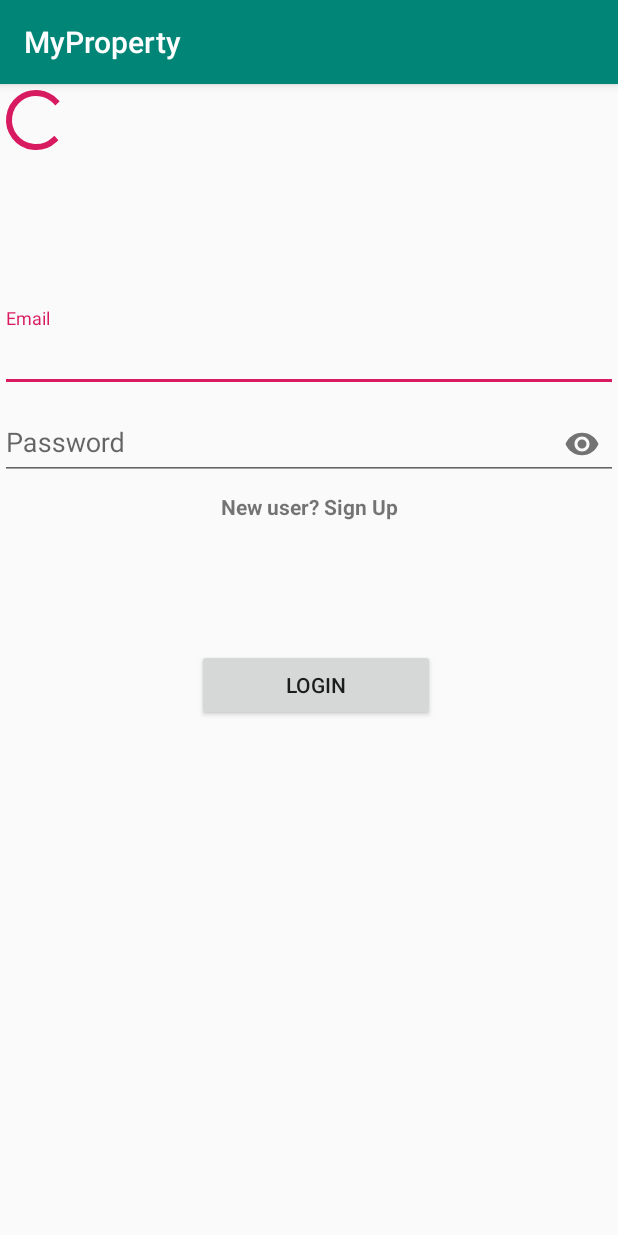
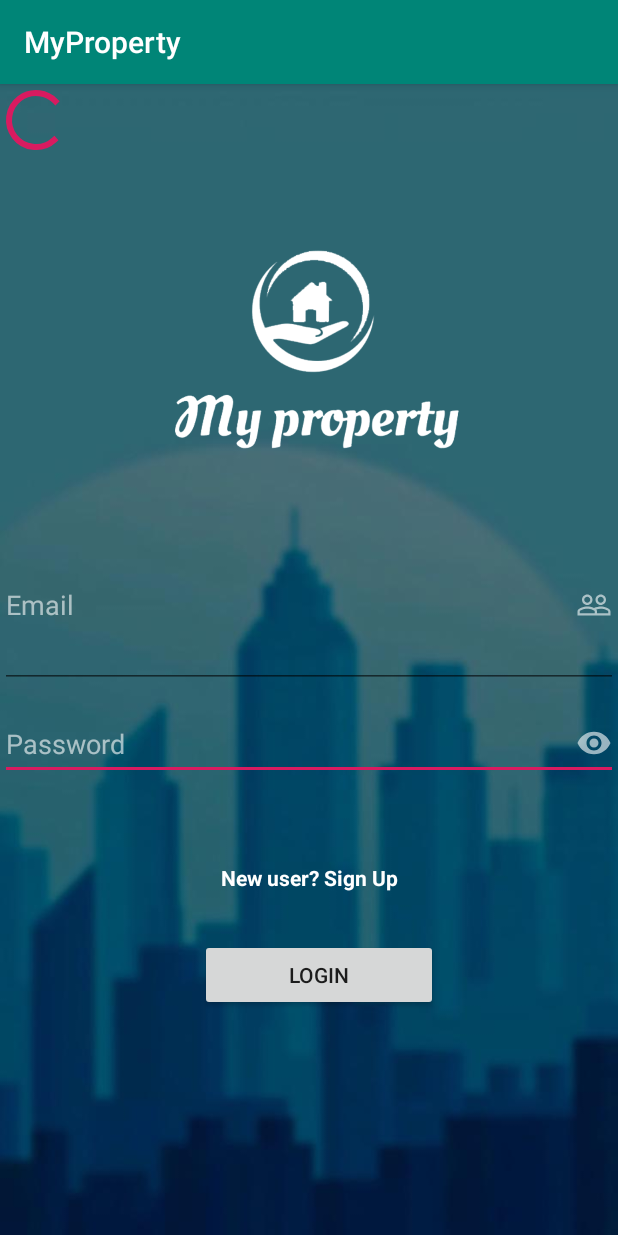
Before and after one commit to AndiniWu/tubesmobile, an Android app: the Login screen opened directly, with no data from a screen before it, on a phone screen of 412 x 824 dp. Run offline under Robolectric (Android 15) with nearby library versions, the phone set to English and light mode, and no system bars; our stand-ins replace Firebase (no records; nobody signed in at launch, a user with empty details on screens opened directly).

Commit message:
tampilan login (diperbaiki)
masi ada error, jadi gabisa di run huhuhu...  tolong fix kan error nya hehehe...  que ngantuks zzzz...

```diff
--- /dev/null
+++ b/app/src/main/res/drawable/ic_people_outline_black_24dp.xml
@@ -0,0 +1,5 @@
+<vector android:alpha="0.6" android:height="24dp" android:tint="#FFFFFF"
+    android:viewportHeight="24.0" android:viewportWidth="24.0"
+    android:width="24dp" xmlns:android="http://schemas.android.com/apk/res/android">
+    <path android:fillColor="#FF000000" android:pathData="M16.5,13c-1.2,0 -3.07,0.34 -4.5,1 -1.43,-0.67 -3.3,-1 -4.5,-1C5.33,13 1,14.08 1,16.25L1,19h22v-2.75c0,-2.17 -4.33,-3.25 -6.5,-3.25zM12.5,17.5h-10v-1.25c0,-0.54 2.56,-1.75 5,-1.75s5,1.21 5,1.75v1.25zM21.5,17.5L14,17.5v-1.25c0,-0.46 -0.2,-0.86 -0.52,-1.22 0.88,-0.3 1.96,-0.53 3.02,-0.53 2.44,0 5,1.21 5,1.75v1.25zM7.5,12c1.93,0 3.5,-1.57 3.5,-3.5S9.43,5 7.5,5 4,6.57 4,8.5 5.57,12 7.5,12zM7.5,6.5c1.1,0 2,0.9 2,2s-0.9,2 -2,2 -2,-0.9 -2,-2 0.9,-2 2,-2zM16.5,12c1.93,0 3.5,-1.57 3.5,-3.5S18.43,5 16.5,5 13,6.57 13,8.5s1.57,3.5 3.5,3.5zM16.5,6.5c1.1,0 2,0.9 2,2s-0.9,2 -2,2 -2,-0.9 -2,-2 0.9,-2 2,-2z"/>
+</vector>
--- /dev/null
+++ b/app/src/main/res/drawable/ic_remove_red_eye_black_24dp.xml
@@ -0,0 +1,5 @@
+<vector android:alpha="0.6" android:height="24dp" android:tint="#FFFFFF"
+    android:viewportHeight="24.0" android:viewportWidth="24.0"
+    android:width="24dp" xmlns:android="http://schemas.android.com/apk/res/android">
+    <path android:fillColor="#FF000000" android:pathData="M12,4.5C7,4.5 2.73,7.61 1,12c1.73,4.39 6,7.5 11,7.5s9.27,-3.11 11,-7.5c-1.73,-4.39 -6,-7.5 -11,-7.5zM12,17c-2.76,0 -5,-2.24 -5,-5s2.24,-5 5,-5 5,2.24 5,5 -2.24,5 -5,5zM12,9c-1.66,0 -3,1.34 -3,3s1.34,3 3,3 3,-1.34 3,-3 -1.34,-3 -3,-3z"/>
+</vector>
--- a/app/src/main/res/layout/activity_login.xml
+++ b/app/src/main/res/layout/activity_login.xml
@@ -4,68 +4,57 @@
     xmlns:tools="http://schemas.android.com/tools"
     android:layout_width="match_parent"
     android:layout_height="match_parent"
+    android:background="@drawable/background"
     tools:context=".Login">
-
-
 
 
     <android.support.design.widget.TextInputLayout
         android:id="@+id/til1"
         android:layout_width="fill_parent"
         android:layout_height="wrap_content"
-        android:layout_alignParentTop="true"
-        android:layout_marginTop="149dp">
+        android:layout_marginTop="149dp"
+        app:passwordToggleTint="#00FFFFFF">
 
-        <EditText
-            android:id="@+id/email"
-            android:layout_width="fill_parent"
-            android:layout_height="wrap_content"
-            android:hint="Email" />
     </android.support.design.widget.TextInputLayout>
+
+
     <android.support.design.widget.TextInputLayout
         android:id="@+id/til2"
         android:layout_width="fill_parent"
         android:layout_height="wrap_content"
-        app:passwordToggleEnabled="true"
-        android:layout_below="@+id/til1">
-        <EditText
-            android:id="@+id/password"
-            android:layout_width="fill_parent"
-            android:layout_height="wrap_content"
-            android:hint="Password"
-            android:inputType="textPassword"/>
+        android:layout_marginTop="-103dp"
+        app:passwordToggleEnabled="true">
+
     </android.support.design.widget.TextInputLayout>
-
 
     <TextView
         android:id="@+id/til3"
         android:layout_width="wrap_content"
         android:layout_height="wrap_content"
-        android:layout_below="@+id/til2"
+        android:layout_above="@+id/login_button"
         android:layout_alignParentStart="true"
         android:layout_alignParentEnd="true"
         android:layout_marginStart="10dp"
-        android:layout_marginTop="8dp"
-        android:layout_marginEnd="10dp"
+        android:layout_marginEnd="9dp"
+        android:layout_marginBottom="31dp"
         android:clickable="true"
         android:onClick="signup"
         android:text="@string/signup"
         android:textAlignment="center"
+        android:textColor="#FFFFFF"
         android:textStyle="bold" />
-
 
     <Button
         android:id="@+id/login_button"
-        android:layout_width="158dp"
+        android:layout_width="wrap_content"
         android:layout_height="wrap_content"
-        android:layout_below="@+id/til3"
         android:layout_alignParentStart="true"
         android:layout_alignParentEnd="true"
-        android:layout_marginStart="131dp"
-        android:layout_marginTop="85dp"
-        android:layout_marginEnd="122dp"
+        android:layout_alignParentBottom="true"
+        android:layout_marginStart="133dp"
+        android:layout_marginEnd="120dp"
+        android:layout_marginBottom="150dp"
         android:text="@string/login" />
-
 
     <ProgressBar
         android:layout_width="wrap_content"
@@ -73,4 +62,43 @@
         style="?android:attr/progressBarStyle"
         android:id="@+id/progressBarLogin"/>
 
+    <ImageView
+        android:id="@+id/imageView4"
+        android:layout_width="213dp"
+        android:layout_height="222dp"
+        android:layout_alignParentStart="true"
+        android:layout_alignParentTop="true"
+        android:layout_alignParentEnd="true"
+        android:layout_marginStart="102dp"
+        android:layout_marginTop="66dp"
+        android:layout_marginEnd="96dp"
+        android:layout_marginBottom="-103dp"
+        app:srcCompat="@drawable/logo" />
+
+    <EditText
+        android:id="@+id/password"
+        android:layout_width="match_parent"
+        android:layout_height="48dp"
+        android:layout_above="@+id/til3"
+        android:layout_marginBottom="55dp"
+        android:hint="Password"
+        android:drawableRight="@drawable/ic_remove_red_eye_black_24dp"
+        android:inputType="textPassword"
+        android:textColor="#FFFFFF"
+        android:textColorHint="#9AFFFFFF" />
+
+
+    <EditText
+        android:id="@+id/email"
+        android:layout_width="match_parent"
+        android:layout_height="match_parent"
+        android:layout_above="@+id/password"
+        android:layout_below="@+id/imageView4"
+        android:layout_marginTop="108dp"
+        android:layout_marginBottom="13dp"
+        android:drawableRight="@drawable/ic_people_outline_black_24dp"
+        android:hint="Email"
+        android:textColor="#FFFFFF"
+        android:textColorHint="#97FFFFFF" />
+
 </RelativeLayout>
```
